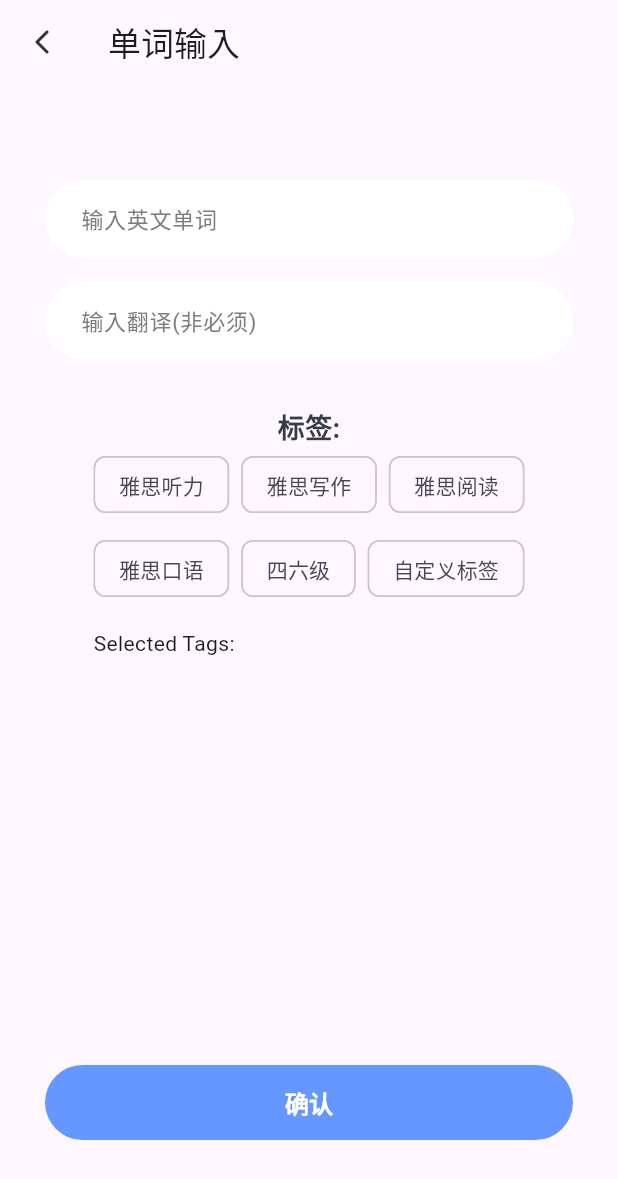
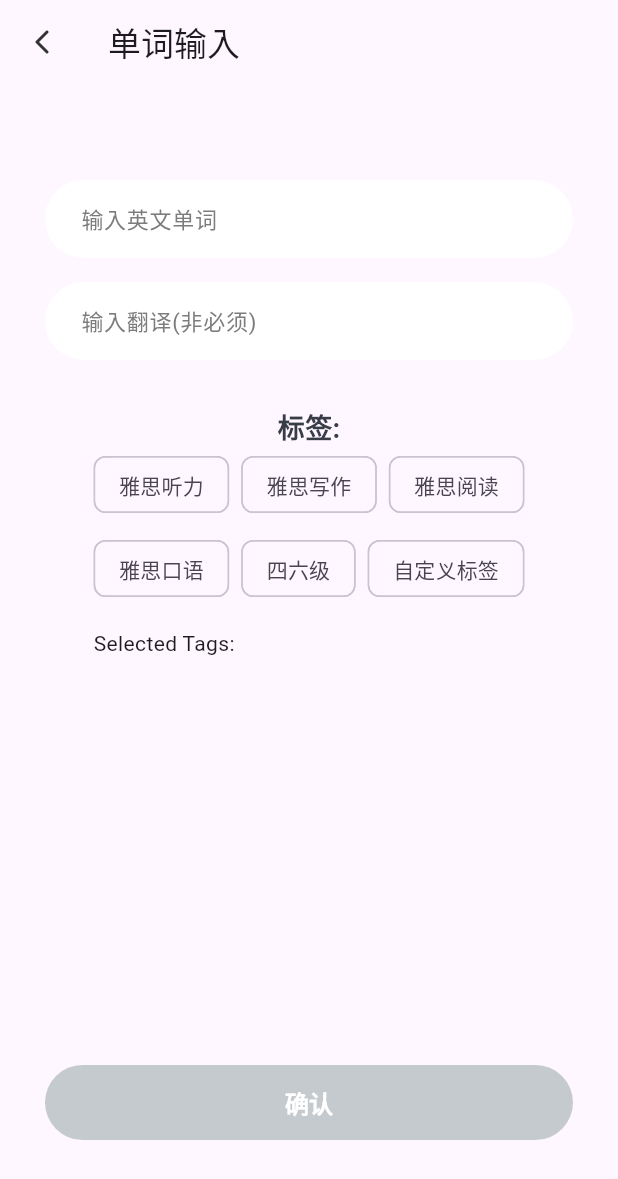
Before and after one commit to SpaceStar2016/vvwork, a Flutter app: the screen it shows after launch, after a tap on the "add" icon, on a phone screen of 412 x 824 dp. Shown: the top 1179 px of the screen. Run offline on Flutter 3.47's test engine with Material 3 defaults, Android fonts, the phone set to English and light mode, and no system bars; our stand-ins replace card_swiper, drift, fluttertoast; accounts and stored records are empty; generated files the repository leaves out were written again; network calls fail.

Commit message:
添加词汇

```diff
--- a/lib/Utils/UIUtils.dart
+++ b/lib/Utils/UIUtils.dart
@@ -6,6 +6,8 @@ class UIUtils {
   static const Color themeBackground = Color(0xFFEDF4F7);
   // 主题蓝
   static const Color themeBlue = Color(0xFF6696FF);
+
+  static const Color themeGrey = Color(0xFFC4CACD);
   // 文字白
   static const Color themeCharacterWhite = Color(0xFFFFFFFF);
   // 文字黑
--- a/lib/main.dart
+++ b/lib/main.dart
@@ -1,10 +1,8 @@
 import 'package:flutter/material.dart';
 import 'package:vvword/page/add_view.dart';
-import 'package:vvword/app_setting.dart';
 import 'package:vvword/cache/db_utils.dart';
 import 'package:vvword/page/add_page.dart';
 import 'package:vvword/page/recite_page.dart';
-import 'cache/database.dart';
 import 'home_tabbar_vc.dart';
 
 void main() async {
@@ -18,7 +16,7 @@ class MyApp extends StatelessWidget {
   @override
   Widget build(BuildContext context) {
     return MaterialApp(
-      home: MyTabBarScreen(),
+      home: const MyTabBarScreen(),
       routes: {
         '/addPage': (context) => AddPage(),
       },
@@ -27,6 +25,7 @@ class MyApp extends StatelessWidget {
 }
 
 class MyTabBarScreen extends StatefulWidget {
+  const MyTabBarScreen({super.key});
   @override
   _MyTabBarScreenState createState() => _MyTabBarScreenState();
 
@@ -70,7 +69,9 @@ class _MyTabBarScreenState extends State<MyTabBarScreen>
             BottomNavigationBar(
               currentIndex: _currentIndex,
               onTap: (index) {
-                _tabController.animateTo(index); // 手动切换TabBarView
+                _tabController.animateTo(index);
+                _currentIndex = index; // 手动切换TabBarView
+                setState(() {});
               },
               items: const [
                 BottomNavigationBarItem(
--- a/lib/page/add_page.dart
+++ b/lib/page/add_page.dart
@@ -49,7 +49,7 @@ class _AddPageState extends State<AddPage> {
                   controller: _wordController,
                   keyboardType: TextInputType.emailAddress,
                   keyboardAppearance: Brightness.dark,
-                  cursorColor: UIUtils.themeCharacterWhite,
+                  cursorColor: const Color(0xFF7266FF),
                   cursorRadius: const Radius.circular(3),
                   cursorWidth: 2,
                   cursorHeight: 24,
@@ -87,7 +87,6 @@ class _AddPageState extends State<AddPage> {
                 const SizedBox(height: 16),
                 TextField(
                   onChanged: (text) {
-                    setState(() {});
                   },
                   controller: _translationController,
                   keyboardType: TextInputType.emailAddress,
@@ -147,11 +146,13 @@ class _AddPageState extends State<AddPage> {
                     shape: RoundedRectangleBorder(
                         borderRadius: BorderRadius.circular(100)),
                     foregroundColor: Colors.white,
-                    backgroundColor: UIUtils.themeBlue,
+                    backgroundColor: _canConfirm() ? UIUtils.themeBlue : UIUtils.themeGrey,
                     textStyle: const TextStyle(
                         fontSize: 16, fontWeight: FontWeight.w600),
                   ),
-                  onPressed: _canConfirm() ? _confirmHandle() : null,
+                  onPressed: (){
+                    _canConfirm() ? _confirmHandle() : null;
+                  },
                   child: const Text(
                     "确认",
                     style: TextStyle(color: UIUtils.themeCharacterWhite),
--- a/lib/page/recite_page.dart
+++ b/lib/page/recite_page.dart
@@ -12,10 +12,12 @@ class RecitePage extends StatelessWidget {
       appBar: AppBar(
         title: const Text('ExampleHorizontal'),
       ),
-      body: Swiper(
+      body: DBUtils.vocabularies.isEmpty ? const Offstage() : Swiper(
         itemBuilder: (context, index) {
           var word  = DBUtils.vocabularies[index];
-          return Text(word.word);
+          return Center(
+            child: Text(word.word),
+          );
         },
         indicatorLayout: PageIndicatorLayout.COLOR,
         itemCount: DBUtils.vocabularies.length,
```
